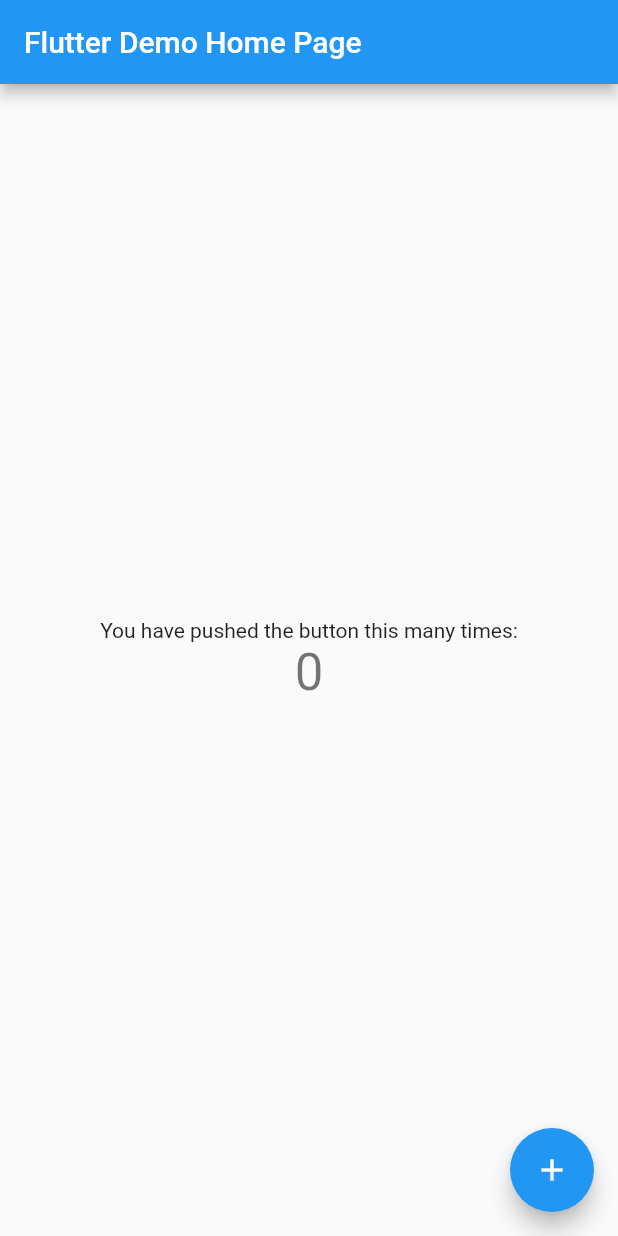
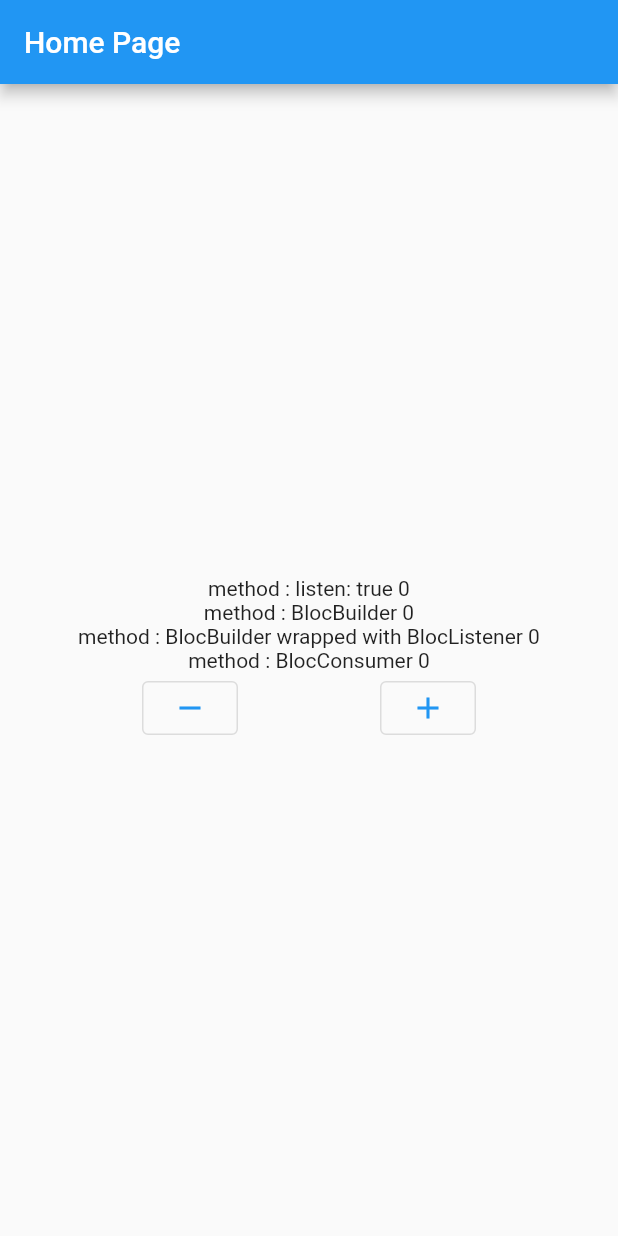
Before and after one commit to 0x1m4o/Flutter-Bloc-Firebase, a Flutter app: the screen it shows after launch, on a phone screen of 412 x 824 dp. Run offline on Flutter 3.47's test engine with Material 2 defaults, Android fonts, the phone set to English and light mode, and no system bars; our stand-ins replace bloc, equatable, flutter_bloc.

Commit message:
Create a Cubit Counter app

```diff
--- /dev/null
+++ b/lib/cubit/counter_cubit.dart
@@ -0,0 +1,20 @@
+import 'package:bloc/bloc.dart';
+import 'package:equatable/equatable.dart';
+import 'package:meta/meta.dart';
+
+part 'counter_state.dart';
+
+class CounterCubit extends Cubit<CounterState> {
+  CounterCubit() : super(CounterState.initial());
+
+  // Create counter functions
+  // Increment functions add one value to state.counter.
+  void increment() {
+    emit(state.copyWith(counter: state.counter + 1));
+  }
+
+  // Decrement functions minus one value to state.counter.
+  void decrement() {
+    emit(state.copyWith(counter: state.counter - 1));
+  }
+}
--- /dev/null
+++ b/lib/cubit/counter_state.dart
@@ -0,0 +1,33 @@
+// ignore_for_file: public_member_api_docs, sort_constructors_first
+part of 'counter_cubit.dart';
+
+class CounterState extends Equatable {
+  // Create an integer for cubit
+  final int counter;
+
+  // Create a constructer
+  CounterState({
+    required this.counter,
+  });
+
+  // Create an CounterState initiol value. The value is 0
+  factory CounterState.initial() {
+    return CounterState(counter: 0);
+  }
+
+  @override
+  List<Object> get props => [counter];
+
+  // Create toString
+  @override
+  String toString() => 'CounterState(counter: $counter)';
+
+  // Create copyWith
+  CounterState copyWith({
+    int? counter,
+  }) {
+    return CounterState(
+      counter: counter ?? this.counter,
+    );
+  }
+}
--- a/lib/main.dart
+++ b/lib/main.dart
@@ -1,4 +1,7 @@
 import 'package:flutter/material.dart';
+import 'package:flutter_bloc/flutter_bloc.dart';
+import 'package:flutter_bloc_firebase/cubit/counter_cubit.dart';
+import 'package:flutter_bloc_firebase/pages/homepage.dart';
 
 void main() {
   runApp(const MyApp());
@@ -10,98 +13,15 @@ class MyApp extends StatelessWidget {
   // This widget is the root of your application.
   @override
   Widget build(BuildContext context) {
-    return MaterialApp(
-      title: 'Flutter Demo',
-      theme: ThemeData(
-
-        primarySwatch: Colors.blue,
+    return BlocProvider(
+      create: (context) => CounterCubit(),
+      child: MaterialApp(
+        title: 'Flutter Demo',
+        theme: ThemeData(
+          primarySwatch: Colors.blue,
+        ),
+        home: HomePage(),
       ),
-      home: const MyHomePage(title: 'Flutter Demo Home Page'),
     );
   }
 }
-
-class MyHomePage extends StatefulWidget {
-  const MyHomePage({super.key, required this.title});
-
-  // This widget is the home page of your application. It is stateful, meaning
-  // that it has a State object (defined below) that contains fields that affect
-  // how it looks.
-
-  // This class is the configuration for the state. It holds the values (in this
-  // case the title) provided by the parent (in this case the App widget) and
-  // used by the build method of the State. Fields in a Widget subclass are
-  // always marked "final".
-
-  final String title;
-
-  @override
-  State<MyHomePage> createState() => _MyHomePageState();
-}
-
-class _MyHomePageState extends State<MyHomePage> {
-  int _counter = 0;
-
-  void _incrementCounter() {
-    setState(() {
-      // This call to setState tells the Flutter framework that something has
-      // changed in this State, which causes it to rerun the build method below
-      // so that the display can reflect the updated values. If we changed
-      // _counter without calling setState(), then the build method would not be
-      // called again, and so nothing would appear to happen.
-      _counter++;
-    });
-  }
-
-  @override
-  Widget build(BuildContext context) {
-    // This method is rerun every time setState is called, for instance as done
-    // by the _incrementCounter method above.
-    //
-    // The Flutter framework has been optimized to make rerunning build methods
-    // fast, so that you can just rebuild anything that needs updating rather
-    // than having to individually change instances of widgets.
-    return Scaffold(
-      appBar: AppBar(
-        // Here we take the value from the MyHomePage object that was created by
-        // the App.build method, and use it to set our appbar title.
-        title: Text(widget.title),
-      ),
-      body: Center(
-        // Center is a layout widget. It takes a single child and positions it
-        // in the middle of the parent.
-        child: Column(
-          // Column is also a layout widget. It takes a list of children and
-          // arranges them vertically. By default, it sizes itself to fit its
-          // children horizontally, and tries to be as tall as its parent.
-          //
-          // Invoke "debug painting" (press "p" in the console, choose the
-          // "Toggle Debug Paint" action from the Flutter Inspector in Android
-          // Studio, or the "Toggle Debug Paint" command in Visual Studio Code)
-          // to see the wireframe for each widget.
-          //
-          // Column has various properties to control how it sizes itself and
-          // how it positions its children. Here we use mainAxisAlignment to
-          // center the children vertically; the main axis here is the vertical
-          // axis because Columns are vertical (the cross axis would be
-          // horizontal).
-          mainAxisAlignment: MainAxisAlignment.center,
-          children: <Widget>[
-            const Text(
-              'You have pushed the button this many times:',
-            ),
-            Text(
-              '$_counter',
-              style: Theme.of(context).textTheme.headlineMedium,
-            ),
-          ],
-        ),
-      ),
-      floatingActionButton: FloatingActionButton(
-        onPressed: _incrementCounter,
-        tooltip: 'Increment',
-        child: const Icon(Icons.add),
-      ), // This trailing comma makes auto-formatting nicer for build methods.
-    );
-  }
-}
--- /dev/null
+++ b/lib/pages/homepage.dart
@@ -0,0 +1,119 @@
+import 'package:flutter/material.dart';
+import 'package:flutter_bloc/flutter_bloc.dart';
+import 'package:flutter_bloc_firebase/cubit/counter_cubit.dart';
+
+class HomePage extends StatelessWidget {
+  @override
+  Widget build(BuildContext context) {
+    // final counterCu = BlocProvider.of<CounterCubit>(context);
+
+    // Above same as Below
+
+    final counterCu = context.read<CounterCubit>();
+    return Scaffold(
+      appBar: AppBar(
+        title: Text('Home Page'),
+      ),
+      body: Center(
+        child: Column(
+          mainAxisAlignment: MainAxisAlignment.center,
+          children: [
+            // Set the listen to true so you can mantain the changes value.
+            Text(
+                'method : listen: true ${BlocProvider.of<CounterCubit>(context, listen: true).state.counter}'),
+
+            // Or
+
+            // Use the BlocBuilder to create an area that listen to changes.
+
+            BlocBuilder<CounterCubit, CounterState>(
+              builder: (context, state) {
+                return Text('method : BlocBuilder ${state.counter}');
+              },
+            ),
+
+            // OR
+
+            // You can use BlocListener to create an another action.
+            // Example if the current value is 5 the UI will display the message -
+            // that the value is max and etc
+
+            BlocListener<CounterCubit, CounterState>(
+              listener: (context, state) {
+                if (state.counter == 5) {
+                  showDialog(
+                    context: context,
+                    builder: (context) {
+                      return AlertDialog(
+                        content: Text('Your value is reach (${state.counter})'),
+                      );
+                    },
+                  );
+                } else if (state.counter == 0) {
+                  showDialog(
+                    context: context,
+                    builder: (context) {
+                      return AlertDialog(
+                        content: Text('Your value is reach (${state.counter})'),
+                      );
+                    },
+                  );
+                }
+              },
+              child: BlocBuilder<CounterCubit, CounterState>(
+                builder: (context, state) {
+                  return Text(
+                      'method : BlocBuilder wrapped with BlocListener ${state.counter}');
+                },
+              ),
+            ),
+
+            // OR
+
+            // The simple ways to make it listener and builder is using -
+            // BlocConsumer because in the BlocConsumer widget it has listener -
+            // and builder.
+            BlocConsumer<CounterCubit, CounterState>(
+              listener: (context, state) {
+                if (state.counter == 5) {
+                  showDialog(
+                    context: context,
+                    builder: (context) {
+                      return AlertDialog(
+                        content: Text('Your value is reach (${state.counter})'),
+                      );
+                    },
+                  );
+                } else if (state.counter == 0) {
+                  showDialog(
+                    context: context,
+                    builder: (context) {
+                      return AlertDialog(
+                        content: Text('Your value is reach (${state.counter})'),
+                      );
+                    },
+                  );
+                }
+              },
+              builder: (context, state) {
+                return Text('method : BlocConsumer ${state.counter}');
+              },
+            ),
+
+            Row(
+              mainAxisAlignment: MainAxisAlignment.spaceEvenly,
+              children: [
+                OutlinedButton(
+                    onPressed: () => counterCu.decrement(),
+                    child: Icon(Icons.remove)),
+                OutlinedButton(
+                    onPressed: () => counterCu.increment(),
+                    child: Icon(Icons.add))
+              ],
+            )
+          ],
+        ),
+      ),
+    );
+  }
+}
```
Also changed, not shown: pubspec.yaml (+7 -20 lines), pubspec.lock.
